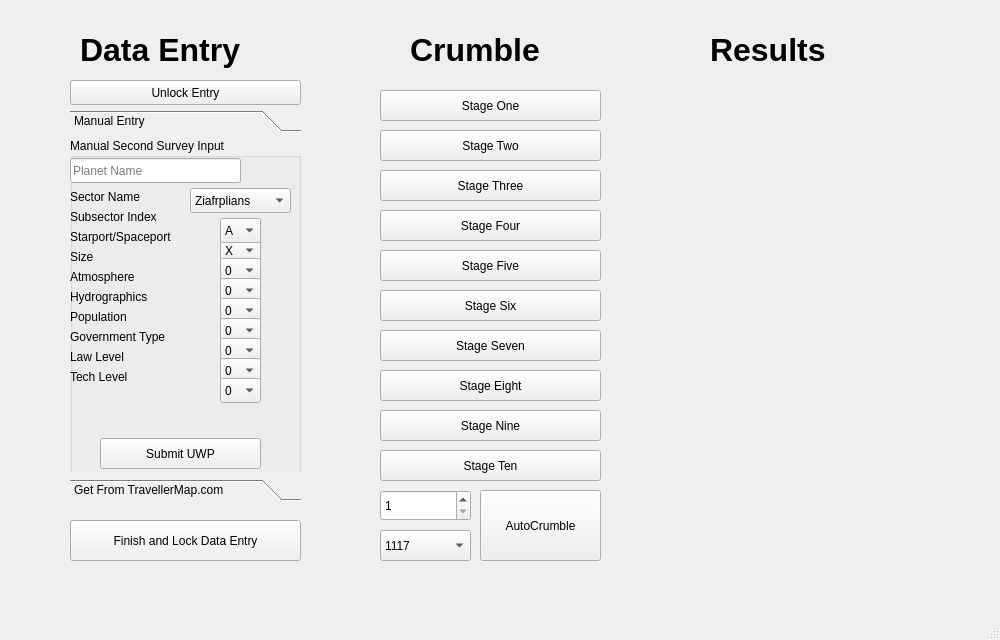
Old version of the form mainwindow.ui in the repository Penultimate-Panacea/World-Crumbler.
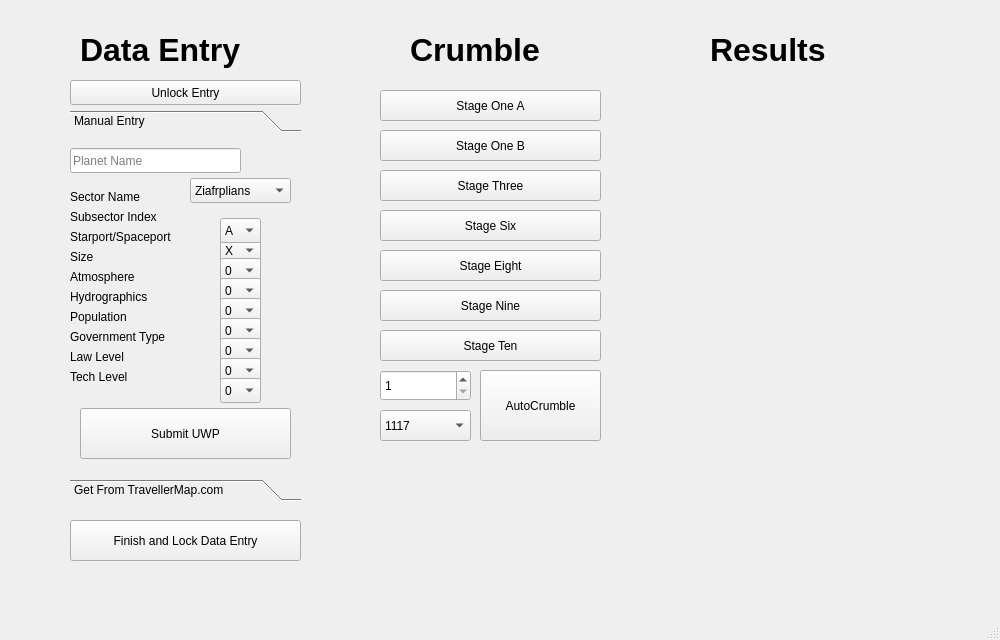
New version of the form.

Commit message: Added Stage 1B switcher

What changed in the file:
```diff
--- a/mainwindow.ui
+++ b/mainwindow.ui
@@ -38,7 +38,7 @@
      <attribute name="label">
       <string>Manual Entry</string>
      </attribute>
-     <widget class="QGroupBox" name="SecondSurveyInput">
+     <widget class="QFrame" name="SecondSurveyInput">
       <property name="geometry">
        <rect>
         <x>0</x>
@@ -47,15 +47,6 @@
         <height>341</height>
        </rect>
       </property>
-      <property name="title">
-       <string>Manual Second Survey Input</string>
-      </property>
-      <property name="flat">
-       <bool>false</bool>
-      </property>
-      <property name="checkable">
-       <bool>false</bool>
-      </property>
       <widget class="QComboBox" name="OriginalStarportInput">
        <property name="geometry">
         <rect>
@@ -703,10 +694,10 @@
       <widget class="QPushButton" name="ManualInputPushButton">
        <property name="geometry">
         <rect>
-         <x>30</x>
-         <y>300</y>
-         <width>161</width>
-         <height>31</height>
+         <x>10</x>
+         <y>270</y>
+         <width>211</width>
+         <height>51</height>
         </rect>
        </property>
        <property name="text">
@@ -823,7 +814,7 @@
        <property name="geometry">
         <rect>
          <x>120</x>
-         <y>50</y>
+         <y>40</y>
          <width>101</width>
          <height>25</height>
         </rect>
@@ -1178,7 +1169,7 @@
        <property name="geometry">
         <rect>
          <x>0</x>
-         <y>20</y>
+         <y>10</y>
          <width>171</width>
          <height>25</height>
         </rect>
@@ -2112,7 +2103,7 @@
       <x>370</x>
       <y>80</y>
       <width>241</width>
-      <height>491</height>
+      <height>371</height>
      </rect>
     </property>
     <widget class="QPushButton" name="CrumbleStage_1">
@@ -2125,7 +2116,7 @@
       </rect>
      </property>
      <property name="text">
-      <string>Stage One</string>
+      <string>Stage One A</string>
      </property>
     </widget>
     <widget class="QPushButton" name="CrumbleStage_2">
@@ -2138,7 +2129,7 @@
       </rect>
      </property>
      <property name="text">
-      <string>Stage Two</string>
+      <string>Stage One B</string>
      </property>
     </widget>
     <widget class="QPushButton" name="CrumbleStage_3">
@@ -2154,37 +2145,11 @@
       <string>Stage Three</string>
      </property>
     </widget>
-    <widget class="QPushButton" name="CrumbleStage_4">
-     <property name="geometry">
-      <rect>
-       <x>10</x>
-       <y>130</y>
-       <width>221</width>
-       <height>31</height>
-      </rect>
-     </property>
-     <property name="text">
-      <string>Stage Four</string>
-     </property>
-    </widget>
-    <widget class="QPushButton" name="CrumbleStage_5">
-     <property name="geometry">
-      <rect>
-       <x>10</x>
-       <y>170</y>
-       <width>221</width>
-       <height>31</height>
-      </rect>
-     </property>
-     <property name="text">
-      <string>Stage Five</string>
-     </property>
-    </widget>
     <widget class="QPushButton" name="CrumbleStage_6">
      <property name="geometry">
       <rect>
        <x>10</x>
-       <y>210</y>
+       <y>130</y>
        <width>221</width>
        <height>31</height>
       </rect>
@@ -2193,24 +2158,11 @@
       <string>Stage Six</string>
      </property>
     </widget>
-    <widget class="QPushButton" name="CrumbleStage_7">
-     <property name="geometry">
-      <rect>
-       <x>10</x>
-       <y>250</y>
-       <width>221</width>
-       <height>31</height>
-      </rect>
-     </property>
-     <property name="text">
-      <string>Stage Seven</string>
-     </property>
-    </widget>
     <widget class="QPushButton" name="CrumbleStage_8">
      <property name="geometry">
       <rect>
        <x>10</x>
-       <y>290</y>
+       <y>170</y>
        <width>221</width>
        <height>31</height>
       </rect>
@@ -2223,7 +2175,7 @@
      <property name="geometry">
       <rect>
        <x>10</x>
-       <y>330</y>
+       <y>210</y>
        <width>221</width>
        <height>31</height>
       </rect>
@@ -2236,7 +2188,7 @@
      <property name="geometry">
       <rect>
        <x>10</x>
-       <y>370</y>
+       <y>250</y>
        <width>221</width>
        <height>31</height>
       </rect>
@@ -2249,7 +2201,7 @@
      <property name="geometry">
       <rect>
        <x>110</x>
-       <y>410</y>
+       <y>290</y>
        <width>121</width>
        <height>71</height>
       </rect>
@@ -2262,7 +2214,7 @@
      <property name="geometry">
       <rect>
        <x>10</x>
-       <y>450</y>
+       <y>330</y>
        <width>91</width>
        <height>31</height>
       </rect>
@@ -2342,7 +2294,7 @@
      <property name="geometry">
       <rect>
        <x>10</x>
-       <y>410</y>
+       <y>290</y>
        <width>91</width>
        <height>31</height>
       </rect>
```
Left out of the diff: 40 changed lines with no effect on the pictures. The commit also changes 1 other file.
